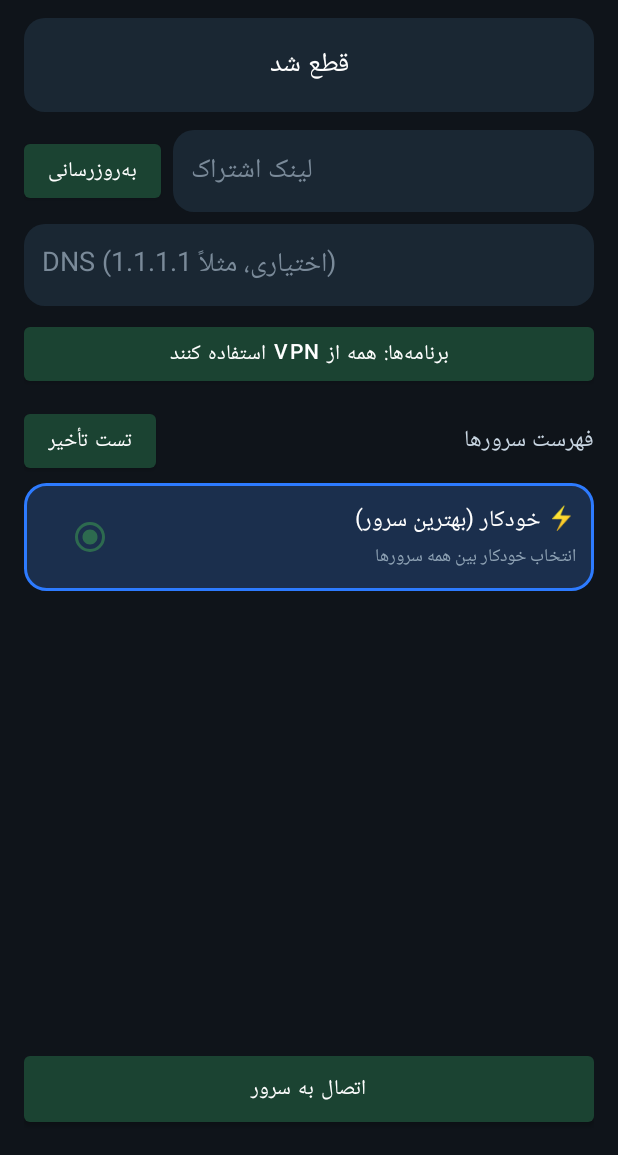
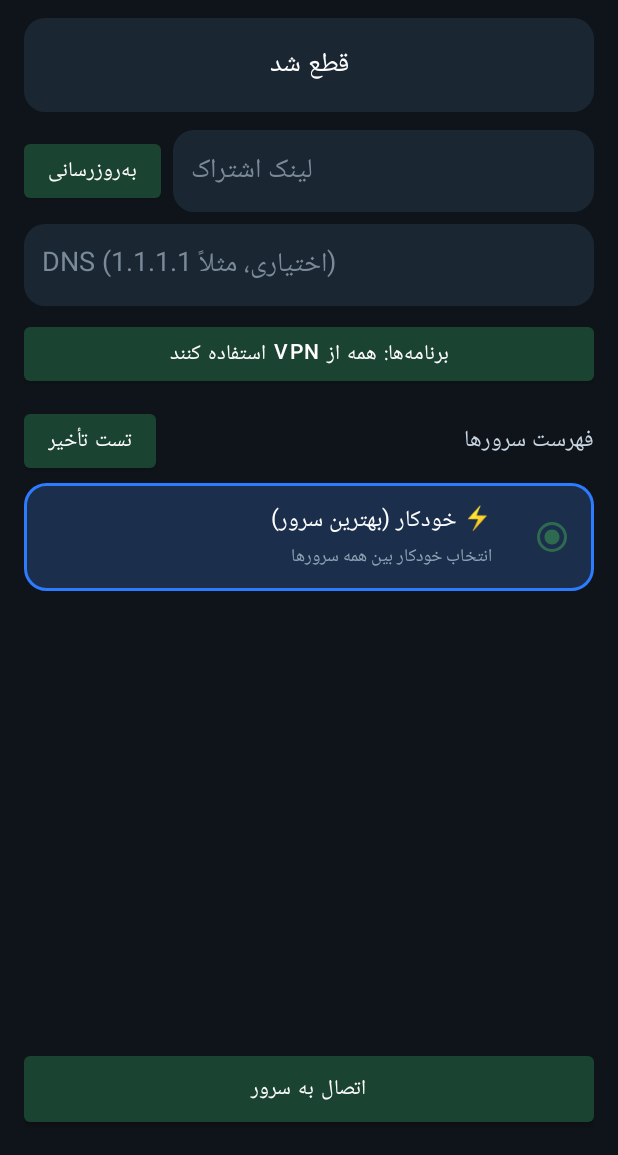
Before and after one commit to ali72mp1400/RSMH, an Android app: the screen it shows after launch (MainActivity), on a phone screen of 412 x 824 dp, the part 81-1236 px from its top. Run offline under Robolectric (Android 15) with nearby library versions, the phone set to English and light mode, and no system bars; 2 statements that could not run were skipped.

Commit message:
Update item_server.xml

```diff
--- a/app/src/main/res/layout/item_server.xml
+++ b/app/src/main/res/layout/item_server.xml
@@ -10,11 +10,20 @@
     android:orientation="horizontal"
     android:padding="12dp">
 
+    <RadioButton
+        android:id="@+id/rb"
+        android:layout_width="wrap_content"
+        android:layout_height="wrap_content"
+        android:clickable="false"
+        android:focusable="false" />
+
     <LinearLayout
         android:layout_width="0dp"
         android:layout_height="wrap_content"
         android:layout_weight="1"
-        android:orientation="vertical">
+        android:orientation="vertical"
+        android:paddingStart="8dp"
+        android:paddingEnd="8dp">
 
         <TextView
             android:id="@+id/tvName"
@@ -33,10 +42,10 @@
             android:textSize="12sp" />
     </LinearLayout>
 
-    <RadioButton
-        android:id="@+id/rb"
+    <TextView
+        android:id="@+id/tvPing"
         android:layout_width="wrap_content"
         android:layout_height="wrap_content"
-        android:clickable="false"
-        android:focusable="false" />
+        android:layoutDirection="ltr"
+        android:textSize="12sp" />
 </LinearLayout>
```
